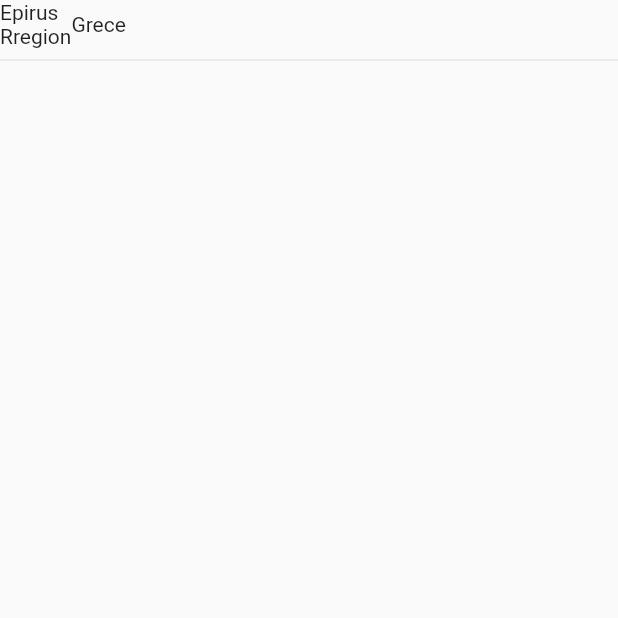
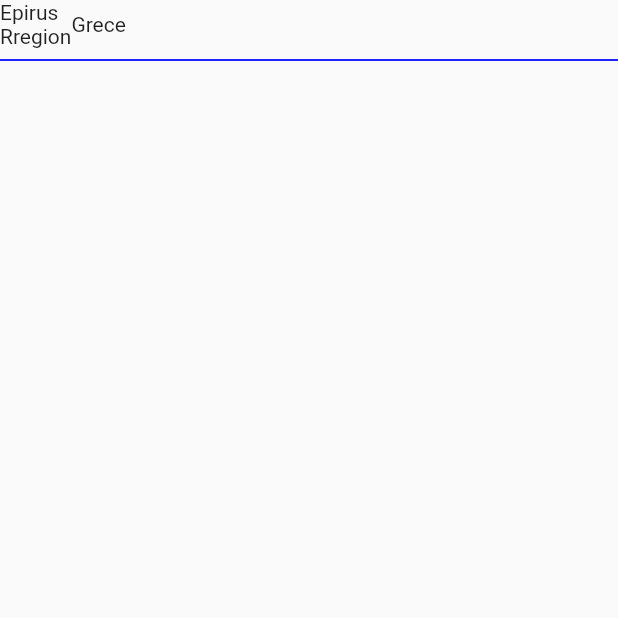
Before and after one commit to JAICHANGPARK/flutter_notebook_10th_story, a Flutter app: the Layout2Page screen opened directly, on a phone screen of 412 x 824 dp, the top half of it. Run offline on Flutter 3.47's test engine with Material 2 defaults, Android fonts, the phone set to English and light mode, and no system bars.

Commit message:
Update layout_2_page.dart

```diff
--- a/lib/ep667_mobile_layout/layout_2_page.dart
+++ b/lib/ep667_mobile_layout/layout_2_page.dart
@@ -1,4 +1,6 @@
 import 'package:flutter/material.dart';
+
+import 'mobile_layout_app.dart';
 
 class Layout2Page extends StatelessWidget {
   @override
@@ -13,7 +15,10 @@ class Layout2Page extends StatelessWidget {
                 Text("Grece"),
               ],
             ),
-            Divider(),
+            Divider(
+              thickness: 1.2,
+              color: mobileLayoutAppColor,
+            ),
           ],
         ),
       ),
```
